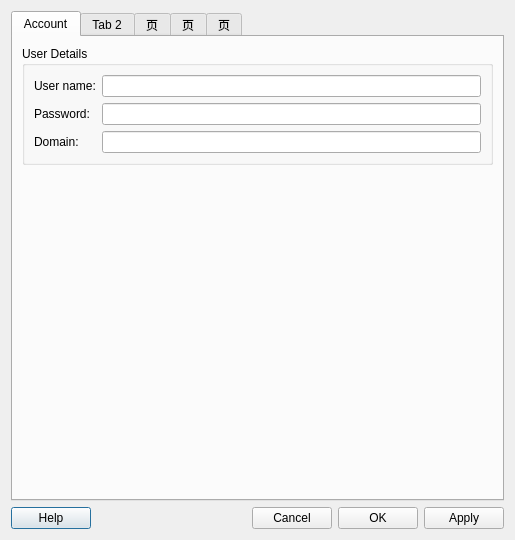
This is sipaccountpropertieswindow.ui in kitech/kitphone as Qt 5 draws it before an edit. The edited form follows.
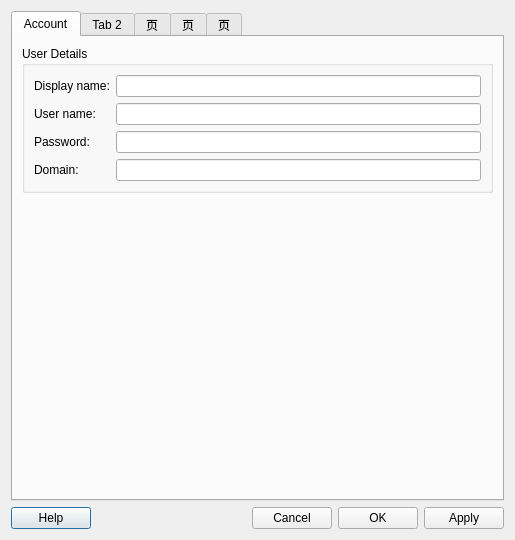
This is the edited form.

```diff
--- a/sipaccountpropertieswindow.ui
+++ b/sipaccountpropertieswindow.ui
@@ -31,33 +31,43 @@
          </property>
          <layout class="QGridLayout" name="gridLayout">
           <item row="0" column="0">
+           <widget class="QLabel" name="label_4">
+            <property name="text">
+             <string>Display name:</string>
+            </property>
+           </widget>
+          </item>
+          <item row="0" column="1">
+           <widget class="QLineEdit" name="lineEdit_4"/>
+          </item>
+          <item row="1" column="0">
            <widget class="QLabel" name="label">
             <property name="text">
              <string>User name:</string>
             </property>
            </widget>
           </item>
-          <item row="0" column="1">
+          <item row="1" column="1">
            <widget class="QLineEdit" name="lineEdit"/>
           </item>
-          <item row="1" column="0">
+          <item row="2" column="0">
            <widget class="QLabel" name="label_2">
             <property name="text">
              <string>Password: </string>
             </property>
            </widget>
           </item>
-          <item row="1" column="1">
+          <item row="2" column="1">
            <widget class="QLineEdit" name="lineEdit_2"/>
           </item>
-          <item row="2" column="0">
+          <item row="3" column="0">
            <widget class="QLabel" name="label_3">
             <property name="text">
              <string>Domain: </string>
             </property>
            </widget>
           </item>
-          <item row="2" column="1">
+          <item row="3" column="1">
            <widget class="QLineEdit" name="lineEdit_3"/>
           </item>
          </layout>
```
